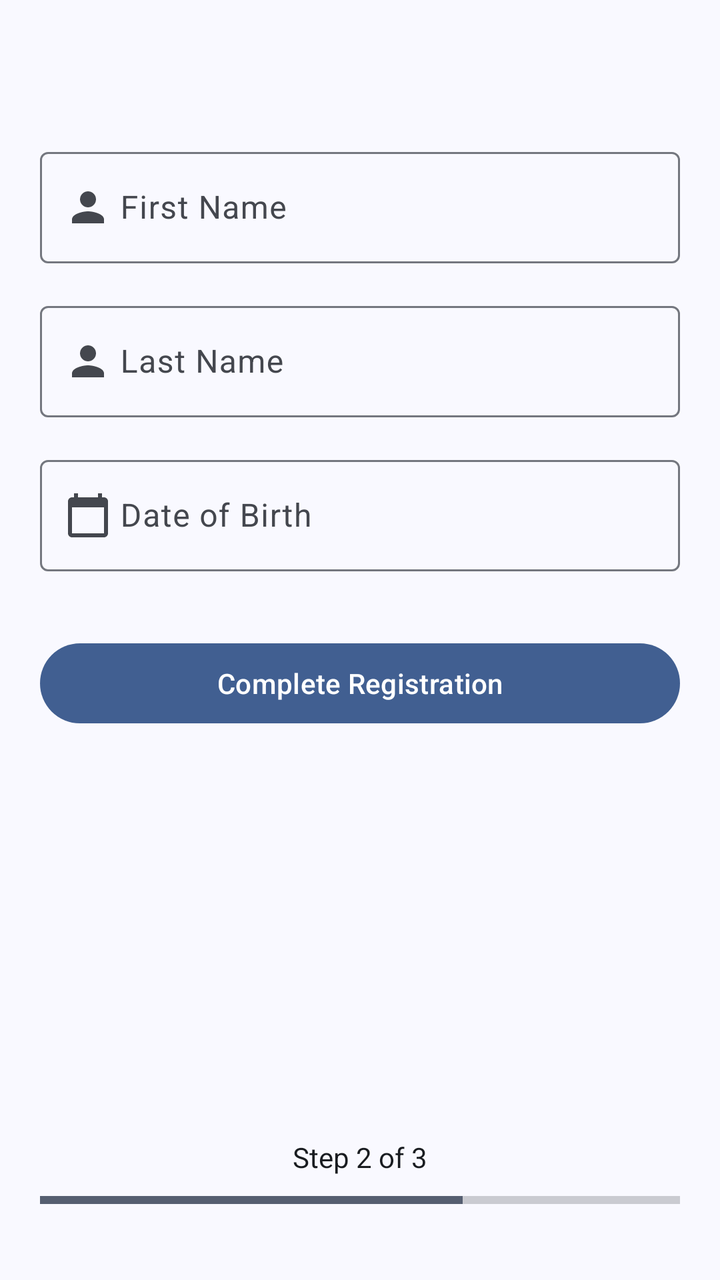
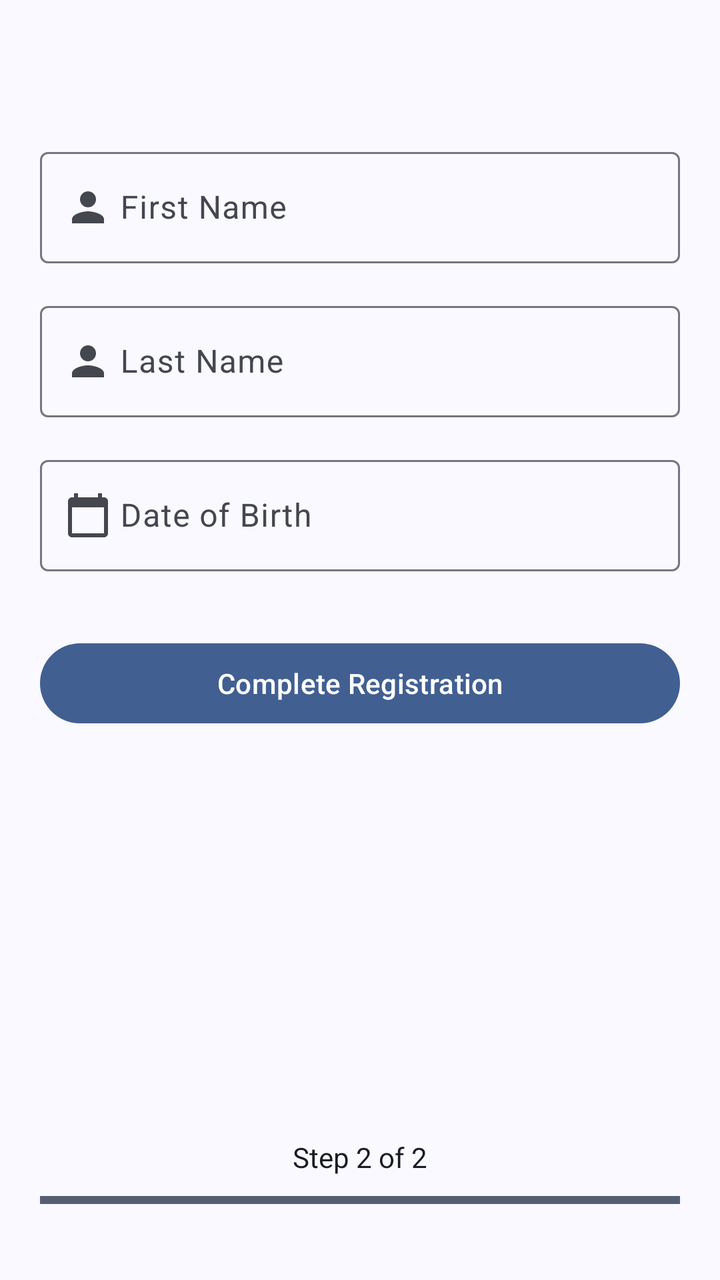

The first picture is an Android layout as it rendered before a commit; the second is the same layout after the commit. The layout source and the unified diff follow.
<!-- AndroidManifest.xml: application theme Theme.MobileHealthApplication -->
<!-- res/layout/fragment_registration_part2.xml -->
<?xml version="1.0" encoding="utf-8"?>
<androidx.constraintlayout.widget.ConstraintLayout
    xmlns:android="http://schemas.android.com/apk/res/android"
    xmlns:app="http://schemas.android.com/apk/res-auto"
    xmlns:tools="http://schemas.android.com/tools"
    android:layout_width="match_parent"
    android:layout_height="match_parent"
    android:padding="20dp"
    android:background="?attr/colorSurface"
    tools:ignore="VisualLintBounds">




    
    <LinearLayout
        android:layout_width="match_parent"
        android:layout_height="wrap_content"
        android:orientation="vertical"
        app:layout_constraintTop_toTopOf="parent"
        app:layout_constraintBottom_toTopOf="@id/registration_footer"
        app:layout_constraintVertical_bias="0.2">



        
        <com.google.android.material.textfield.TextInputLayout
            android:id="@+id/first_name_layout"
            android:layout_width="match_parent"
            android:layout_height="wrap_content"
            android:hint="@string/first_name_hint"
            app:startIconDrawable="@drawable/baseline_person_24">

            <com.google.android.material.textfield.TextInputEditText
                android:id="@+id/first_name_edit_text"
                android:layout_width="match_parent"
                android:layout_height="wrap_content"
                android:imeOptions="actionNext"
                android:inputType="textCapWords"
                android:paddingStart="40dp"
                android:paddingEnd="40dp" />
        </com.google.android.material.textfield.TextInputLayout>

        
        <com.google.android.material.textfield.TextInputLayout
            android:id="@+id/last_name_layout"
            android:layout_width="match_parent"
            android:layout_height="wrap_content"
            android:hint="@string/last_name_hint"
            android:layout_marginTop="16dp"
            app:startIconDrawable="@drawable/baseline_person_24">

            <com.google.android.material.textfield.TextInputEditText
                android:id="@+id/last_name_edit_text"
                android:layout_width="match_parent"
                android:layout_height="wrap_content"
                android:imeOptions="actionNext"
                android:inputType="textCapWords"
                android:paddingStart="40dp"
                android:paddingEnd="40dp" />
        </com.google.android.material.textfield.TextInputLayout>

        
        <com.google.android.material.textfield.TextInputLayout
            android:id="@+id/dob_layout"
            android:layout_width="match_parent"
            android:layout_height="wrap_content"
            android:hint="@string/dob_hint"
            android:layout_marginTop="16dp"
            app:startIconDrawable="@drawable/baseline_calendar_today_24">

            <com.google.android.material.textfield.TextInputEditText
                android:id="@+id/dob_edit_text"
                android:layout_width="match_parent"
                android:layout_height="wrap_content"
                android:inputType="none"
                android:focusable="true"
                android:clickable="true"
                android:paddingStart="40dp"
                android:paddingEnd="40dp" />
        </com.google.android.material.textfield.TextInputLayout>

        <com.google.android.material.button.MaterialButton
            android:id="@+id/completeRegistration"
            android:layout_width="match_parent"
            android:layout_height="wrap_content"
            android:text="@string/complete_registration"
            android:textColor="@android:color/white"
            android:layout_marginTop="32dp"/>



    </LinearLayout>

    <LinearLayout
        android:id="@+id/registration_footer"
        android:layout_width="match_parent"
        android:layout_height="wrap_content"
        android:orientation="vertical"
        android:layout_marginBottom="16dp"
        app:layout_constraintBottom_toBottomOf="parent">

        <TextView
            android:layout_width="wrap_content"
            android:layout_height="wrap_content"
            android:layout_gravity="center"
            android:text="@string/step_2_of_3"
            android:textColor="?attr/colorOnSurface"
            android:layout_marginBottom="8dp" />

        <ProgressBar
            android:id="@+id/registrationProgress"
            style="@android:style/Widget.Material.ProgressBar.Horizontal"
            android:layout_width="match_parent"
            android:layout_height="8dp"
            android:progress="66"
            android:max="100"/>
    </LinearLayout>

</androidx.constraintlayout.widget.ConstraintLayout>
<!-- resources referenced by this layout -->
<resources>
  <string name="complete_registration">Complete Registration</string>
  <string name="dob_hint">Date of Birth</string>
  <string name="first_name_hint">First Name</string>
  <string name="last_name_hint">Last Name</string>
  <string name="step_2_of_3">Step 2 of 3</string>
  <color name="md_theme_primary">#415F91</color>
  <color name="md_theme_onPrimary">#FFFFFF</color>
  <color name="md_theme_primaryContainer">#D6E3FF</color>
  <color name="md_theme_onPrimaryContainer">#001B3E</color>
  <color name="md_theme_primaryFixed">#D6E3FF</color>
  <color name="md_theme_onPrimaryFixed">#001B3E</color>
  <color name="md_theme_primaryFixedDim">#AAC7FF</color>
  <color name="md_theme_onPrimaryFixedVariant">#284777</color>
  <color name="md_theme_secondary">#565F71</color>
  <color name="md_theme_onSecondary">#FFFFFF</color>
  <color name="md_theme_secondaryContainer">#DAE2F9</color>
  <color name="md_theme_onSecondaryContainer">#131C2B</color>
  <color name="md_theme_secondaryFixed">#DAE2F9</color>
  <color name="md_theme_onSecondaryFixed">#131C2B</color>
  <color name="md_theme_secondaryFixedDim">#BEC6DC</color>
  <color name="md_theme_onSecondaryFixedVariant">#3E4759</color>
  <color name="md_theme_tertiary">#705575</color>
  <color name="md_theme_onTertiary">#FFFFFF</color>
  <color name="md_theme_tertiaryContainer">#FAD8FD</color>
  <color name="md_theme_onTertiaryContainer">#28132E</color>
  <color name="md_theme_tertiaryFixed">#FAD8FD</color>
  <color name="md_theme_onTertiaryFixed">#28132E</color>
  <color name="md_theme_tertiaryFixedDim">#DDBCE0</color>
  <color name="md_theme_onTertiaryFixedVariant">#573E5C</color>
  <color name="md_theme_error">#BA1A1A</color>
  <color name="md_theme_onError">#FFFFFF</color>
  <color name="md_theme_errorContainer">#FFDAD6</color>
  <color name="md_theme_onErrorContainer">#410002</color>
  <style name="ThemeOverlay.App.BottomSheetDialog" parent="ThemeOverlay.Material3.BottomSheetDialog">
          <item name="android:navigationBarColor">@color/md_theme_background</item>
      </style>
  <color name="md_theme_background">#F9F9FF</color>
  <color name="md_theme_onBackground">#191C20</color>
  <color name="md_theme_surface">#F9F9FF</color>
  <color name="md_theme_onSurface">#191C20</color>
  <color name="md_theme_surfaceVariant">#E0E2EC</color>
  <color name="md_theme_onSurfaceVariant">#44474E</color>
  <color name="md_theme_surfaceContainerLowest">#FFFFFF</color>
  <color name="md_theme_surfaceContainerLow">#F3F3FA</color>
  <color name="md_theme_surfaceContainer">#EDEDF4</color>
  <color name="md_theme_surfaceContainerHigh">#E7E8EE</color>
  <color name="md_theme_surfaceContainerHighest">#E2E2E9</color>
  <color name="md_theme_outline">#74777F</color>
  <color name="md_theme_outlineVariant">#C4C6D0</color>
  <color name="md_theme_surfaceBright">#F9F9FF</color>
  <color name="md_theme_surfaceDim">#D9D9E0</color>
  <style name="Widget.App.Snackbar" parent="Widget.Material3.Snackbar">
          <item name="backgroundTint">?attr/colorSurface</item>
      </style>
  <style name="Widget.App.Snackbar.TextView" parent="Widget.Material3.Snackbar.TextView">
          <item name="android:textColor">?attr/colorOnSurface</item>
      </style>
  <style name="Widget.App.CardView" parent="Widget.Material3.CardView.Elevated">
          <item name="cardElevation">6dp</item>
          <item name="cardCornerRadius">12dp</item>
          <item name="cardBackgroundColor">?attr/colorSurfaceContainerHigh</item>
      </style>
  <style name="Widget.App.FloatingActionButton" parent="Widget.Material3.FloatingActionButton.Primary">
          <item name="backgroundTint">?attr/colorPrimaryContainer</item>
          <item name="tint">?attr/colorOnPrimaryContainer</item>
      </style>
  <style name="Widget.App.BottomNavigation.ActiveIndicator" parent="Widget.Material3.BottomNavigationView.ActiveIndicator">
          <item name="android:color">?attr/colorSecondaryContainer</item>
      </style>
  <!-- unchanged entries left out for length: 6 -->
</resources>

<!-- the commit's change to res/layout/fragment_registration_part2.xml (unified diff, before → after) -->
@@ -104,7 +104,7 @@
             android:layout_width="wrap_content"
             android:layout_height="wrap_content"
             android:layout_gravity="center"
-            android:text="@string/step_2_of_3"
+            android:text="@string/step_2_of_2"
             android:textColor="?attr/colorOnSurface"
             android:layout_marginBottom="8dp" />
 
@@ -113,7 +113,7 @@
             style="@android:style/Widget.Material.ProgressBar.Horizontal"
             android:layout_width="match_parent"
             android:layout_height="8dp"
-            android:progress="66"
+            android:progress="100"
             android:max="100"/>
     </LinearLayout>
 
<!-- resource entries referenced after the edit -->
@@ -4,7 +4,7 @@
   <string name="dob_hint">Date of Birth</string>
   <string name="first_name_hint">First Name</string>
   <string name="last_name_hint">Last Name</string>
-  <string name="step_2_of_3">Step 2 of 3</string>
+  <string name="step_2_of_2">Step 2 of 2</string>
   <color name="md_theme_primary">#415F91</color>
   <color name="md_theme_onPrimary">#FFFFFF</color>
   <color name="md_theme_primaryContainer">#D6E3FF</color>
